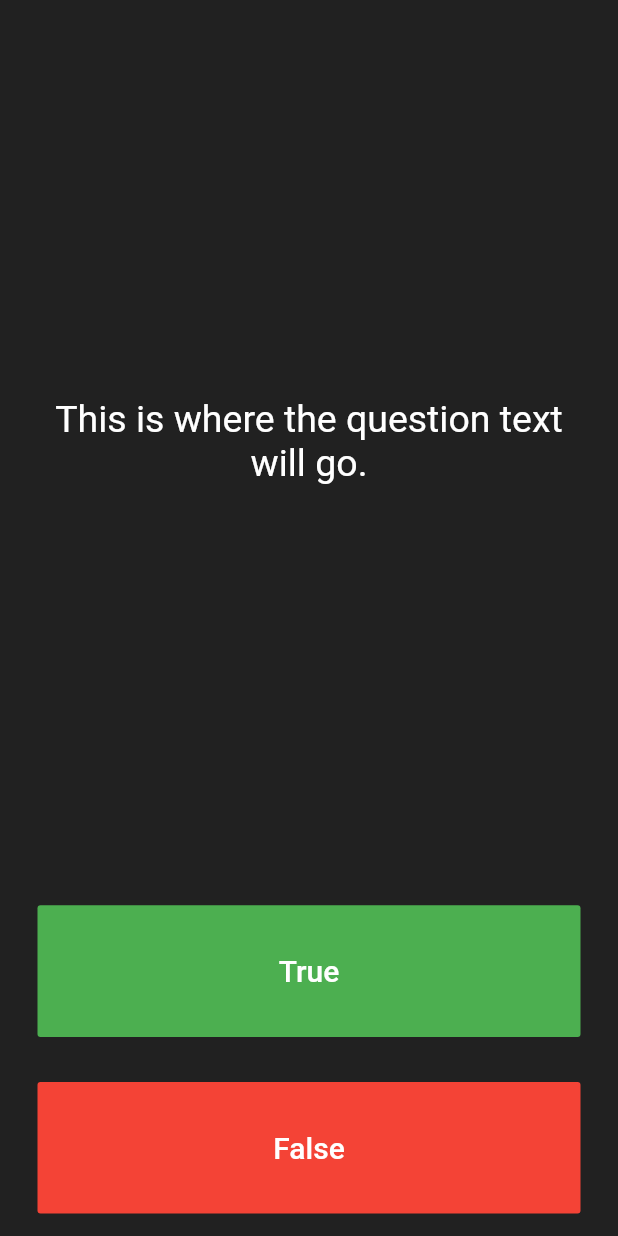
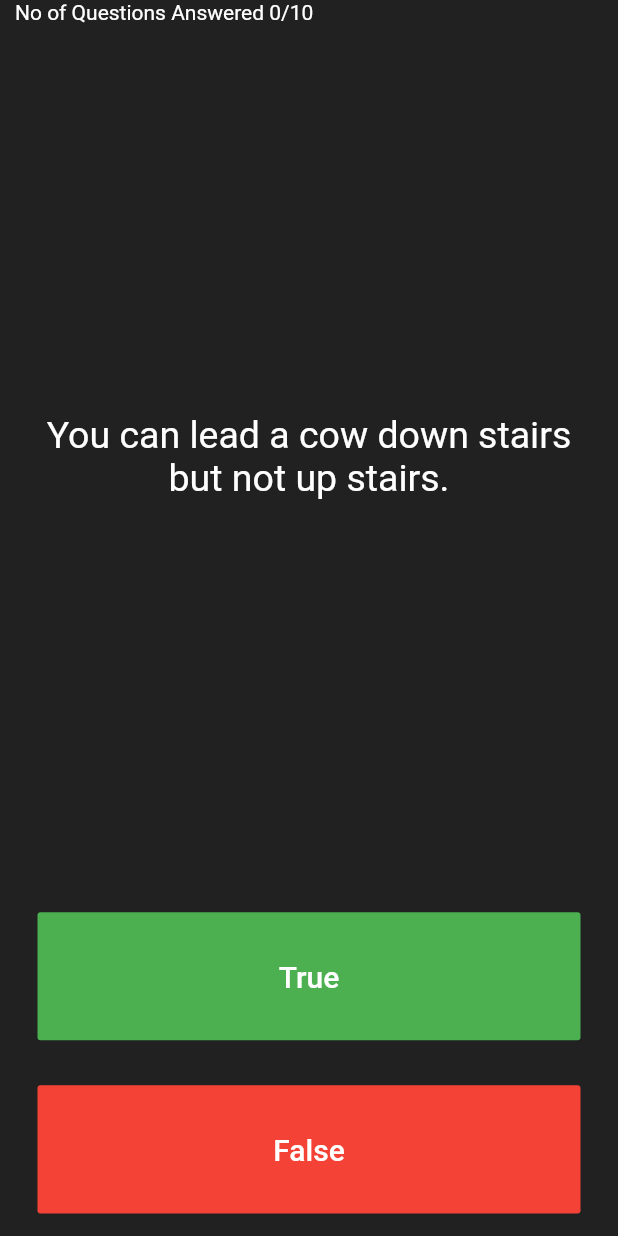
Before and after one commit to ezazulhaq/quizzler_flutter, a Flutter app: the screen it shows after launch, on a phone screen of 412 x 824 dp. Run offline on Flutter 3.47's test engine with Material 2 defaults, Android fonts, the phone set to English and light mode, and no system bars.

Commit message:
Displaying List of Question on press of True/False

```diff
--- a/lib/main.dart
+++ b/lib/main.dart
@@ -25,7 +25,14 @@ class QuizPage extends StatefulWidget {
 }
 
 class _QuizPageState extends State<QuizPage> {
+  int questionNumber = 0;
   List<Icon> scoreKeeper = [];
+
+  List<String> questions = [
+    'You can lead a cow down stairs but not up stairs.',
+    'Approximately one quarter of human bones are in the feet.',
+    'A slug\'s blood is green.'
+  ];
 
   @override
   Widget build(BuildContext context) {
@@ -33,13 +40,23 @@ class _QuizPageState extends State<QuizPage> {
       mainAxisAlignment: MainAxisAlignment.spaceBetween,
       crossAxisAlignment: CrossAxisAlignment.stretch,
       children: <Widget>[
+        Row(
+          children: <Widget>[
+            Text(
+              'No of Questions Answered $questionNumber/10',
+              style: TextStyle(
+                color: Colors.white,
+              ),
+            ),
+          ],
+        ),
         Expanded(
           flex: 5,
           child: Padding(
             padding: EdgeInsets.all(10.0),
             child: Center(
               child: Text(
-                'This is where the question text will go.',
+                questions[questionNumber],
                 textAlign: TextAlign.center,
                 style: TextStyle(
                   fontSize: 25.0,
@@ -71,6 +88,7 @@ class _QuizPageState extends State<QuizPage> {
                       color: Colors.green,
                     ),
                   );
+                  questionNumber++;
                 });
               },
             ),
@@ -97,6 +115,7 @@ class _QuizPageState extends State<QuizPage> {
                       color: Colors.red,
                     ),
                   );
+                  questionNumber++;
                 });
               },
             ),
```
